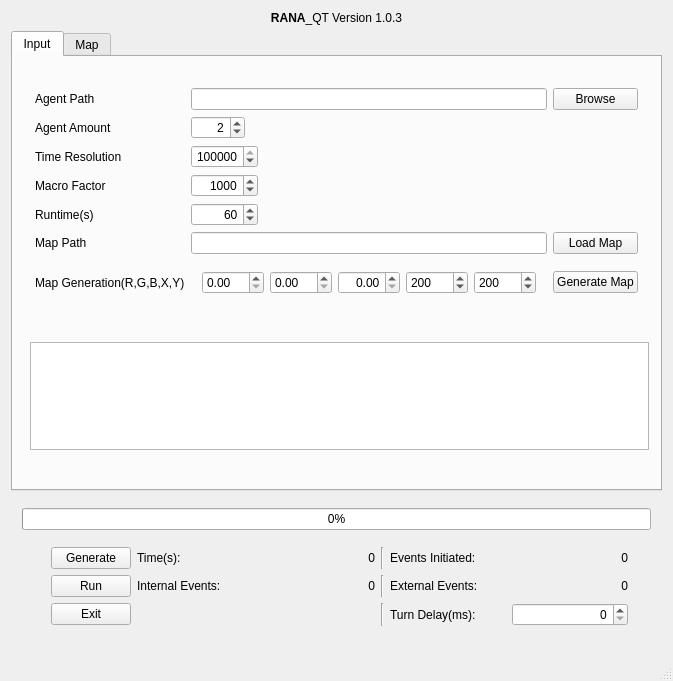
Qt form mainwindow.ui (sojoe02/RANA) before a commit.
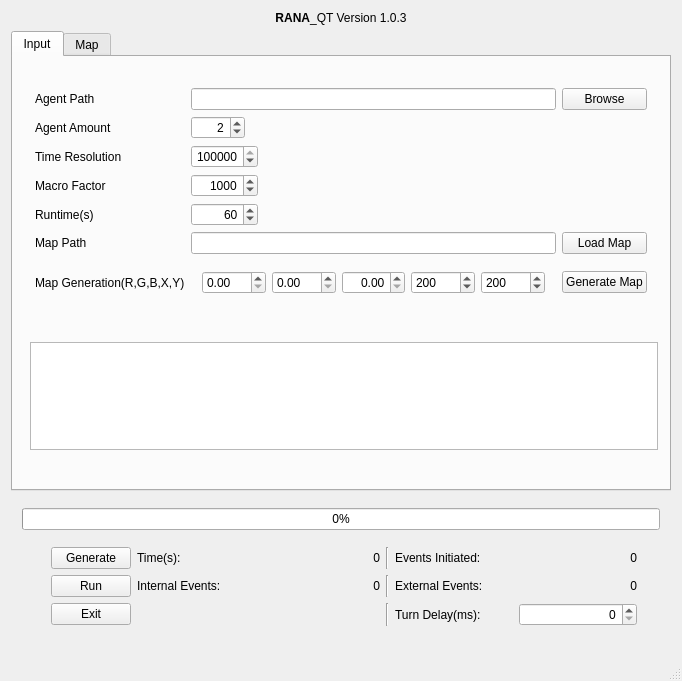
The same form after that commit.

The edit to the form file:
```diff
--- a/mainwindow.ui
+++ b/mainwindow.ui
@@ -6,7 +6,7 @@
    <rect>
     <x>0</x>
     <y>0</y>
-    <width>673</width>
+    <width>682</width>
     <height>681</height>
    </rect>
   </property>
```
